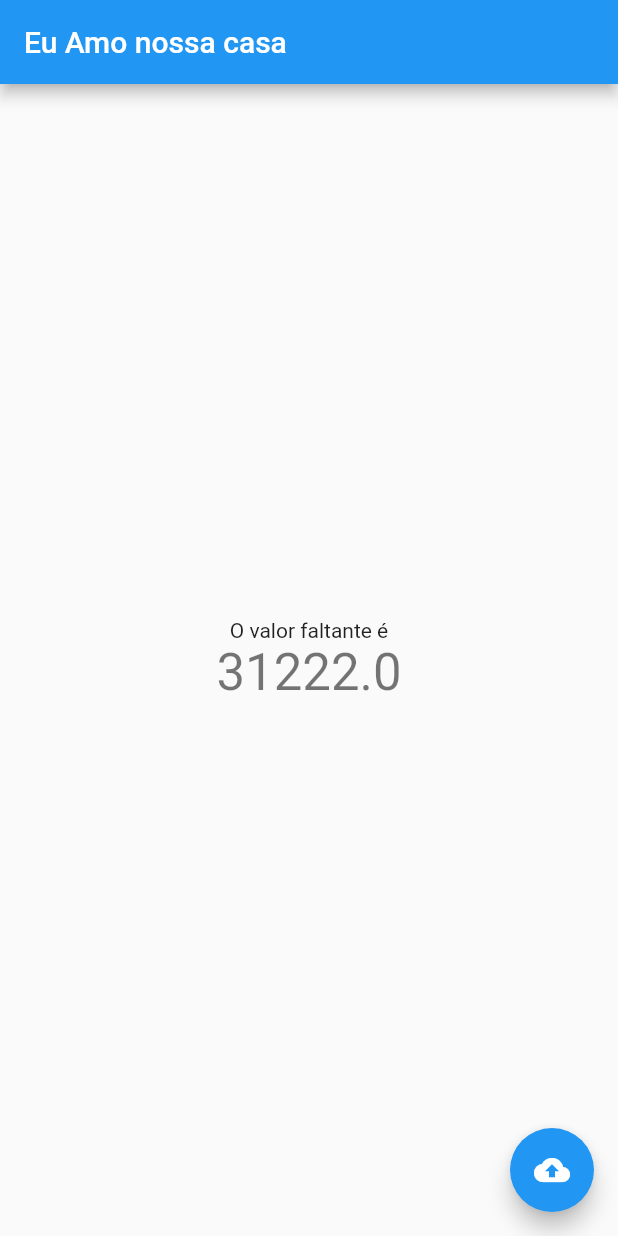
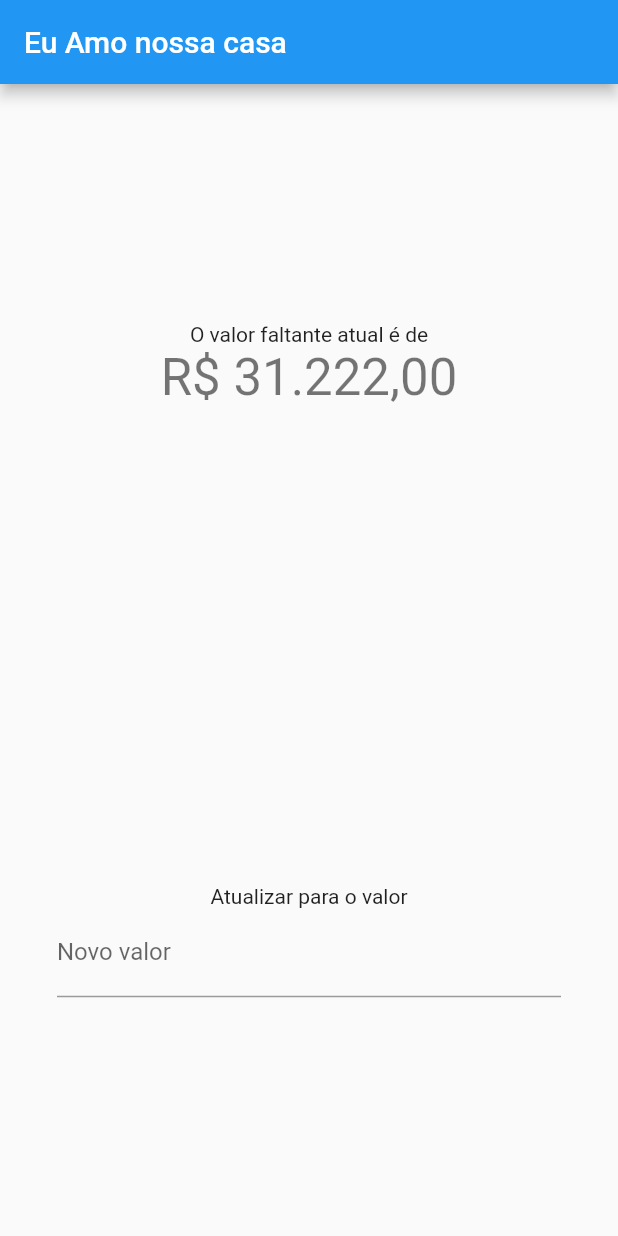
Before and after one commit to capitalChurch/iLoveOurHome, a Flutter app: the screen it shows after launch, on a phone screen of 412 x 824 dp. Run offline on Flutter 3.47's test engine with Material 2 defaults, Android fonts, the phone set to English and light mode, and no system bars; network calls fail.

Commit message:
Finishes app for update value

```diff
--- /dev/null
+++ b/update_value_i_love_our_home/lib/aimService.dart
@@ -0,0 +1,13 @@
+import 'package:http/http.dart';
+export 'dart:async';
+
+class AimService{
+  static final String server = 'https://iloveourhome.azurewebsites.net';
+  static final String url = '${server}/api/HowMuchIsMissing';
+
+  static Future<Response> getValueHowMuchIsMissing() =>
+      get(url);
+
+  static Future<Response> updateValueHowMuchIsMissing(double value) =>
+      post('$url/$value');
+}
--- a/update_value_i_love_our_home/lib/main.dart
+++ b/update_value_i_love_our_home/lib/main.dart
@@ -1,4 +1,9 @@
 import 'package:flutter/material.dart';
+import 'package:flutter/services.dart';
+import 'package:intl/intl.dart';
+
+import 'CurrencyInputFormatter.dart';
+import 'aimService.dart';
 
 void main() => runApp(MyApp());
 
@@ -25,8 +30,54 @@ class MyHomePage extends StatefulWidget {
   _MyHomePageState createState() => _MyHomePageState();
 }
 
+typedef void CleanCallBack();
+
 class _MyHomePageState extends State<MyHomePage> {
+  final currencyFormat = new NumberFormat("#,##0.00", "pt_BR");
+  final TextEditingController control = TextEditingController();
+  bool _isLoading = false;
   double _missingValue = 31222;
+
+  _updateValue() {
+    var text = control.text.replaceAll('.', '');
+    text = text.replaceAll(',', '.');
+    var value = double.tryParse(text) ?? 0;
+
+    setState(() => _isLoading = true);
+    AimService.updateValueHowMuchIsMissing(value).then((res) {
+      if (res.statusCode != 200) {
+        Scaffold.of(context).showSnackBar(SnackBar(
+            content: Text('Error on updating value'),
+            backgroundColor: Colors.red));
+        return;
+      }
+
+      getValue(() => control.text = '');
+    });
+  }
+
+  void getValue([CleanCallBack callback]) {
+    AimService.getValueHowMuchIsMissing().then((res) {
+      setState(() => _isLoading = true);
+
+      if (res.statusCode != 200) {
+        Scaffold.of(context).showSnackBar(SnackBar(
+            content: Text('Error on getting the value'),
+            backgroundColor: Colors.red));
+        return;
+      }
+
+      var value = double.tryParse(res.body) ?? 0;
+      setState(() => _missingValue = value);
+      callback();
+    });
+  }
+
+  @override
+  void initState() {
+    super.initState();
+    getValue();
+  }
 
   @override
   Widget build(BuildContext context) {
@@ -36,22 +87,51 @@ class _MyHomePageState extends State<MyHomePage> {
       ),
       body: Center(
         child: Column(
-          mainAxisAlignment: MainAxisAlignment.center,
+          mainAxisAlignment: MainAxisAlignment.spaceAround,
           children: <Widget>[
-            Text(
-              'O valor faltante é',
+            Container(
+              child: Column(
+                children: <Widget>[
+                  Text(
+                    'O valor faltante atual é de',
+                  ),
+                  Text(
+                    'R\$ ${currencyFormat.format(_missingValue)}',
+                    style: Theme.of(context).textTheme.display1,
+                  ),
+                ],
+              ),
             ),
-            Text(
-              '$_missingValue',
-              style: Theme.of(context).textTheme.display1,
-            ),
+            Container(
+                child: Column(
+              children: <Widget>[
+                Text('Atualizar para o valor'),
+                Container(
+                    child: Padding(
+                  padding: const EdgeInsets.only(left: 38.0, right: 38.0),
+                  child: TextField(
+                    decoration: InputDecoration(
+                        labelText: 'Novo valor',
+                      prefix: Padding(
+                        padding: const EdgeInsets.only(right: 8.0),
+                        child: Text('R\$'),
+                      )
+                    ),
+                    keyboardType:
+                        TextInputType.numberWithOptions(decimal: true),
+                    controller: control,
+                    onSubmitted: (text) => _updateValue(),
+                    textInputAction: TextInputAction.send,
+                    inputFormatters: [
+                      WhitelistingTextInputFormatter.digitsOnly,
+                      CurrencyInputFormatter()
+                    ],
+                  ),
+                ))
+              ],
+            ))
           ],
         ),
-      ),
-      floatingActionButton: FloatingActionButton(
-        onPressed: _incrementCounter,
-        tooltip: 'Increment',
-        child: Icon(Icons.cloud_upload),
       ),
     );
   }
```
Also changed, not shown: update_value_i_love_our_home/lib/CurrencyInputFormatter.dart (added, +24 -0 lines), update_value_i_love_our_home/pubspec.yaml (+3 -52 lines), update_value_i_love_our_home/lib/service.dart (deleted), update_value_i_love_our_home/pubspec.lock.
